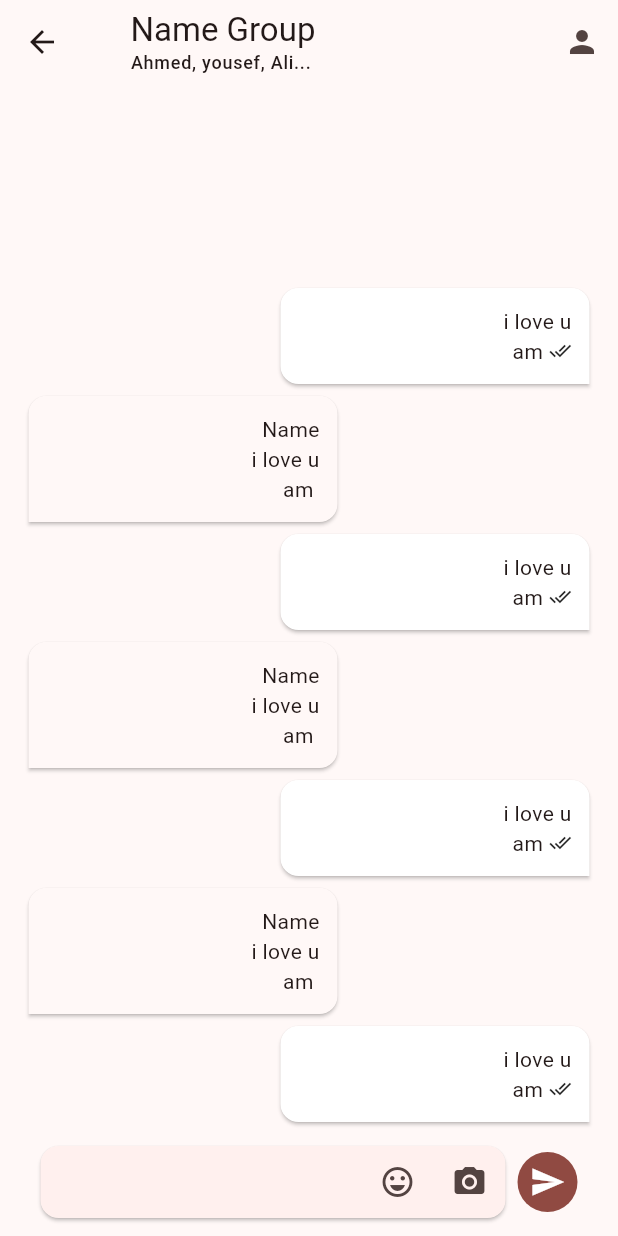
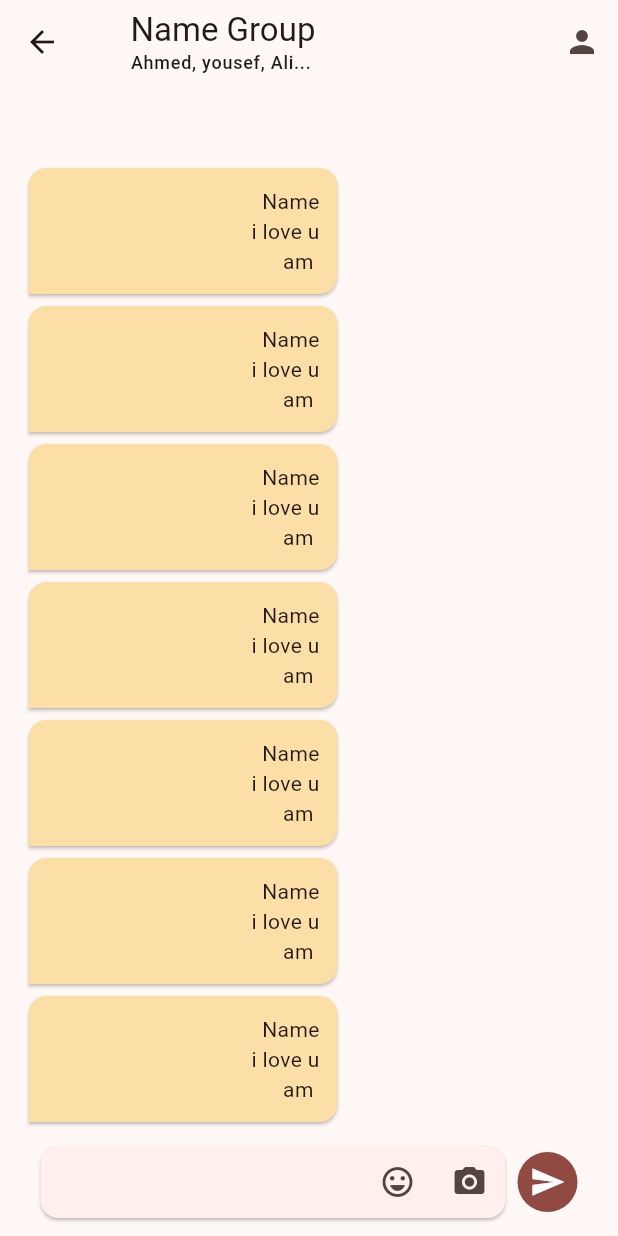
Before and after one commit to YousefDewidar/material_chat_app, a Flutter app: the InGroupView screen opened directly, on a phone screen of 412 x 824 dp. Run offline on Flutter 3.47's test engine with Material 3 defaults, Android fonts, the phone set to English and light mode, and no system bars; our stand-ins replace cloud_firestore, firebase_auth, firebase_core, flutter_colorpicker, flutter_svg, modal_progress_hud_nsn and 2 more; accounts and stored records are empty.

Commit message:
change position of message in chat.

```diff
--- a/lib/models/message.dart
+++ b/lib/models/message.dart
@@ -3,10 +3,11 @@ import 'package:material_chat_app/constant.dart';
 class Message {
   final String message;
   final String createAt;
+  final String fromId;
 
-  Message({required this.createAt, required this.message});
+  Message({required this.createAt, required this.message,required this.fromId});
 
   factory Message.fromJson(data) {
-    return Message(createAt: data[kCreatedAt], message: data[kMessage]);
+    return Message(createAt: data[kCreatedAt], message: data[kMessage],fromId: data['from_id']);
   }
 }
--- a/lib/views/chat/widgets/message_card.dart
+++ b/lib/views/chat/widgets/message_card.dart
@@ -1,4 +1,5 @@
 import 'package:flutter/material.dart';
+import 'package:material_chat_app/firebase/auth.dart';
 import 'package:material_chat_app/models/message.dart';
 
 class MessageCard extends StatelessWidget {
@@ -11,22 +12,28 @@ class MessageCard extends StatelessWidget {
   final bool isGroup;
   final Message message;
 
-
+  bool isMyAcc() {
+    if (message.fromId == Auth.user.uid) {
+      return true;
+    } else {
+      return false;
+    }
+  }
 
   @override
   Widget build(BuildContext context) {
     return Row(
       mainAxisAlignment:
-          index % 2 == 0 ? MainAxisAlignment.end : MainAxisAlignment.start,
+          isMyAcc() ? MainAxisAlignment.end : MainAxisAlignment.start,
       children: [
         Card(
-          color: index % 2 != 0
-              ? Theme.of(context).colorScheme.background
-              : Theme.of(context).colorScheme.onPrimary,
+          color: isMyAcc()
+              ? Theme.of(context).colorScheme.tertiary
+              : Theme.of(context).colorScheme.tertiaryContainer,
           shape: RoundedRectangleBorder(
               borderRadius: BorderRadius.only(
-            bottomLeft: Radius.circular(index % 2 != 0 ? 0 : 12),
-            bottomRight: Radius.circular(index % 2 == 0 ? 0 : 12),
+            bottomLeft: Radius.circular(!isMyAcc() ? 0 : 12),
+            bottomRight: Radius.circular(isMyAcc() ? 0 : 12),
             topLeft: const Radius.circular(12),
             topRight: const Radius.circular(12),
           )),
@@ -37,7 +44,7 @@ class MessageCard extends StatelessWidget {
             child: Column(
               crossAxisAlignment: CrossAxisAlignment.end,
               children: [
-                index % 2 == 0
+                isMyAcc()
                     ? const SizedBox(
                         height: 0,
                       )
@@ -50,7 +57,7 @@ class MessageCard extends StatelessWidget {
                     const SizedBox(
                       width: 4,
                     ),
-                    index % 2 == 0
+                    isMyAcc()
                         ? const Icon(
                             Icons.done_all,
                             size: 15,
--- a/lib/views/chat/widgets/messages_view.dart
+++ b/lib/views/chat/widgets/messages_view.dart
@@ -22,10 +22,12 @@ class MessagesView extends StatelessWidget {
         builder: (context, snapshot) {
           if (snapshot.hasData) {
             List<String> messagesList = [];
+            List<String> idList = [];
             List<DateTime> timeList = [];
             for (int i = 0; i < snapshot.data!.docs.length; i++) {
               messagesList.add(snapshot.data!.docs[i][kMessage]);
               timeList.add(snapshot.data!.docs[i][kCreatedAt].toDate());
+              idList.add(snapshot.data!.docs[i]['from_id']);
             }
             return Expanded(
               child: ListView.builder(
@@ -35,6 +37,7 @@ class MessagesView extends StatelessWidget {
                 itemBuilder: (context, index) {
                   return MessageCard(
                     message: Message(
+                        fromId: idList[index],
                         message: messagesList[index],
                         createAt:
                             '${timeList[index].hour}:${timeList[index].minute} am'),
--- a/lib/views/group/in_group_view.dart
+++ b/lib/views/group/in_group_view.dart
@@ -47,6 +47,7 @@ class InGroupView extends StatelessWidget {
                 itemBuilder: (context, index) {
                   return MessageCard(
                     message: Message(
+                      fromId: 'as',
                       message: 'i love u',
                       createAt: ' am',
                     ),
```
